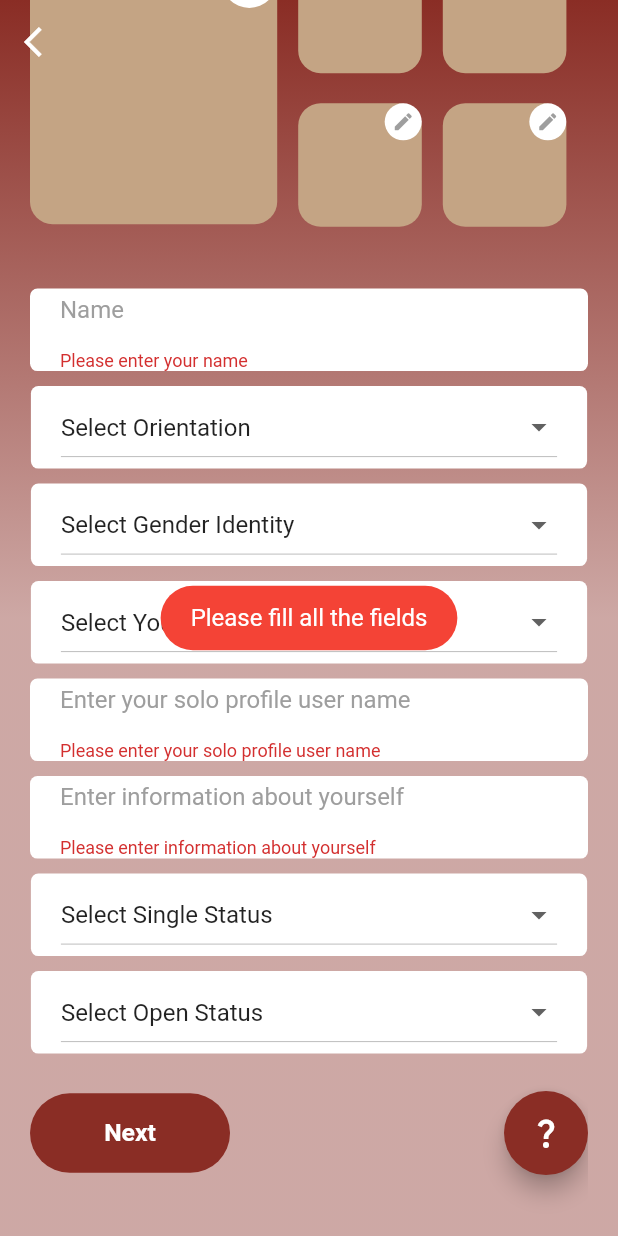
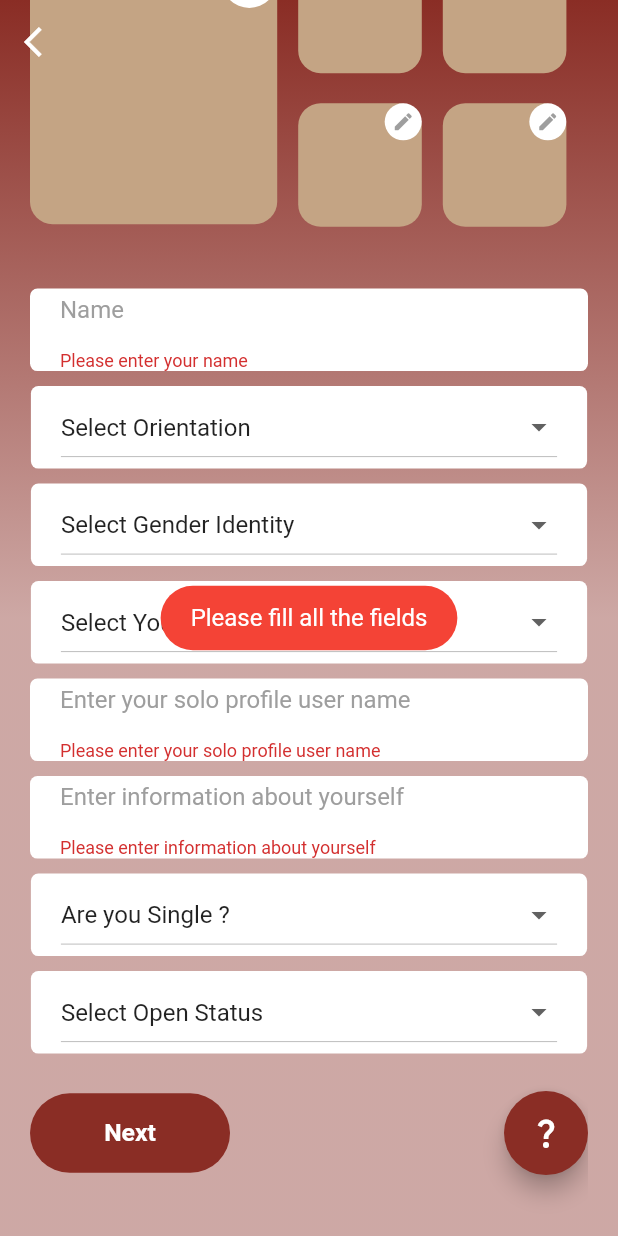
Before and after one commit to MuhammadZaheer57886/Poly-Playground, a Flutter app: the Profile2 screen opened directly, scrolled down 204 dp, after a tap on "Next", on a phone screen of 412 x 824 dp. Run offline on Flutter 3.47's test engine with Material 2 defaults, Android fonts, the phone set to English and light mode, and no system bars; our stand-ins replace cloud_firestore, connectivity_plus, email_validator, firebase_auth, firebase_core, firebase_messaging and 6 more; missing offline and left inert: agora_rtc_engine, flutter_facebook_auth, flutter_notification_channel, flutter_stripe, twilio_flutter; accounts and stored records are empty.

Commit message:
profile2 is done

```diff
--- a/lib/ui/home/home_screen.dart
+++ b/lib/ui/home/home_screen.dart
@@ -8,6 +8,7 @@ import 'package:poly_playground/ui/authentication/welcome_screen.dart';
 import 'package:poly_playground/ui/home/profile_screen/profile_screen.dart';
 import 'package:poly_playground/ui/home/profile_screen/user_profile.dart';
 import 'package:poly_playground/ui/notifications/NotificationScreen.dart';
+import 'package:poly_playground/ui/profile_2/profile2.dart';
 import 'package:poly_playground/ui/video_calls/video_calls.dart';
 import '../../common/store.dart';
 import '../../model/user_model.dart';
@@ -272,6 +273,9 @@ class _HomeScreenState extends State<HomeScreen> {
     if(user.image1.isEmpty && user.image2.isEmpty && user.image3.isEmpty && user.image4.isEmpty ){
       screenPush(context, const AddPictureScreen());
     }
+    if(user.name.isEmpty){
+      screenPush(context, const Profile2());
+    }
 
      Store().userData = user;
 
--- a/lib/ui/profile_2/_form.dart
+++ b/lib/ui/profile_2/_form.dart
@@ -1,14 +1,12 @@
 import 'package:flutter/material.dart';
-import 'package:poly_playground/common/nav_function.dart';
 import 'package:poly_playground/common/pop_message.dart';
+import 'package:poly_playground/common/store.dart';
 import 'package:poly_playground/model/user_model.dart';
+import 'package:poly_playground/ui/home/home_screen.dart';
+import 'package:poly_playground/ui/profile_2/textfield_constrans.dart';
 import 'package:poly_playground/ui/ui_components/simple_button.dart';
-import 'package:poly_playground/utils/my_utils.dart';
-import '../../common/store.dart';
-import '../../utils/constants/app_colors.dart';
-import '../../utils/firebase_utils.dart';
-import '../home/home_screen.dart';
-import 'textfield_constrans.dart';
+import 'package:poly_playground/utils/constants/app_colors.dart';
+import 'package:poly_playground/utils/firebase_utils.dart';
 
 class ProfileForm extends StatefulWidget {
   const ProfileForm({Key? key}) : super(key: key);
@@ -30,47 +28,24 @@ class _ProfileFormState extends State<ProfileForm> {
 
   List<String> orientations = [
     'Select Orientation',
-    'Straight',
-    'Gay',
-    'Lesbian',
+    'Homosexual',
     'Bisexual',
-    'Asexual',
-    'Demisexual',
-    'Pansexual',
-    'Queer',
+    'Asexual'
   ];
   List<String> genderIdentities = [
     'Select Gender Identity',
-    'Agender',
-    'Androgynous',
-    'Bigender',
-    'Cisgender',
-    'Demigender',
-    'Genderfluid',
-    'Genderqueer',
-    'Nonbinary',
-    'Transgender',
-    'Two-Spirit'
+    'Male',
+    'Female',
+    'Transgender'
   ];
   List<String> pronouns = [
     'Select Your Pronoun',
     'he/him',
     'she/her',
     'they/them',
-    'ze/zir',
-    'ey/em',
-    'per/pers',
-    've/ver',
-    'xe/xem',
-    'fae/faer',
-    'hir/hirs',
-    'ne/nem',
-    'sie/hir',
-    'ey/em',
-    'thon/thon',
   ];
   List<String> singleStatuses = [
-    'Select Single Status',
+    'Are you Single ?',
     'Yes',
     'No',
   ];
@@ -100,19 +75,25 @@ class _ProfileFormState extends State<ProfileForm> {
               },
             ),
             const SizedBox(height: 10),
-            MyDropdown(dropDownList: orientations, onChanged: (value) {
+            MyDropdown(
+                dropDownList: orientations,
+                onChanged: (value) {
                   setState(() {
                     orientation = value;
                   });
                 }),
             const SizedBox(height: 10),
-            MyDropdown(dropDownList: genderIdentities, onChanged: (value) {
+            MyDropdown(
+                dropDownList: genderIdentities,
+                onChanged: (value) {
                   setState(() {
                     genderIdentity = value;
                   });
                 }),
             const SizedBox(height: 10),
-            MyDropdown(dropDownList: pronouns, onChanged: (value) {
+            MyDropdown(
+                dropDownList: pronouns,
+                onChanged: (value) {
                   setState(() {
                     pronoun = value;
                   });
@@ -141,13 +122,17 @@ class _ProfileFormState extends State<ProfileForm> {
               },
             ),
             const SizedBox(height: 10),
-            MyDropdown(dropDownList: singleStatuses, onChanged: (value) {
+            MyDropdown(
+                dropDownList: singleStatuses,
+                onChanged: (value) {
                   setState(() {
                     singleStatus = value;
                   });
                 }),
             const SizedBox(height: 10),
-            MyDropdown(dropDownList: openStatuses, onChanged: (value) {
+            MyDropdown(
+                dropDownList: openStatuses,
+                onChanged: (value) {
                   setState(() {
                     openStatus = value;
                   });
@@ -157,13 +142,23 @@ class _ProfileFormState extends State<ProfileForm> {
               mainAxisAlignment: MainAxisAlignment.spaceBetween,
               children: [
                 SimpleButton(
-                    color: AppColors.i.darkBrownColor, title: 'Next', onTap: () async {
-                    if (await updateProfile2()) {
+                  color: AppColors.i.darkBrownColor,
+                  title: 'Next',
+                  onTap: () async {
+                    // if (await updateProfile2()) {
+                    //   Navigator.push(
+                    //       context,
+                    //       MaterialPageRoute(
+                    //           builder: (context) => const HomeScreen()));
+                    // }
+                    updateProfile2().then((v) {
+                      if (v) {
                         Navigator.push(
                             context,
                             MaterialPageRoute(
                                 builder: (context) => const HomeScreen()));
                       }
+                    });
                   },
                 ),
                 FloatingActionButton(
@@ -217,18 +212,17 @@ class _ProfileFormState extends State<ProfileForm> {
     );
   }
 
-
   Future<bool> updateProfile2() async {
     if (!_formKey.currentState!.validate()) {
       showFailedToast(context, 'Please fill all the fields');
       return false;
     }
 
-    if (orientation.contains("Select") || orientation.isEmpty ) {
+    if (orientation.contains("Select") || orientation.isEmpty) {
       showFailedToast(context, 'Please select orientation');
       return false;
     }
-    if (genderIdentity.contains("Select") || genderIdentity.isEmpty ) {
+    if (genderIdentity.contains("Select") || genderIdentity.isEmpty) {
       showFailedToast(context, 'Please Select gender identity');
       return false;
     }
@@ -237,18 +231,18 @@ class _ProfileFormState extends State<ProfileForm> {
       return false;
     }
 
-    if (singleStatus.contains("Select") || singleStatus.isEmpty ) {
+    if (singleStatus.contains("Select") || singleStatus.isEmpty) {
       showFailedToast(context, 'Please select single status');
       return false;
     }
-    if (openStatus.contains("Select")|| openStatus.isEmpty ) {
+    if (openStatus.contains("Select") || openStatus.isEmpty) {
       showFailedToast(context, 'Please select single status');
       return false;
     }
     _formKey.currentState!.save();
     UserDataModel userData = Store().userData;
     userData.name = nameController.text;
-    userData.orientation = orientation ;
+    userData.orientation = orientation;
     userData.genderIdentity = genderIdentity;
     userData.pronouns = pronoun;
     userData.userName = userNameController.text;
--- a/lib/ui/profile_2/profile2.dart
+++ b/lib/ui/profile_2/profile2.dart
@@ -1,13 +1,11 @@
 import 'dart:io';
-
 import 'package:flutter/material.dart';
+import 'package:poly_playground/common/nav_function.dart';
+import 'package:poly_playground/common/store.dart';
 import 'package:poly_playground/ui/payment/payment.dart';
-
-import '../../common/nav_function.dart';
-import '../../common/store.dart';
-import '../../utils/constants/app_colors.dart';
-import '../../utils/my_utils.dart';
-import '_form.dart';
+import 'package:poly_playground/ui/profile_2/_form.dart';
+import 'package:poly_playground/utils/constants/app_colors.dart';
+import 'package:poly_playground/utils/my_utils.dart';
 
 class Profile2 extends StatefulWidget {
   const Profile2({super.key});
@@ -36,9 +34,9 @@ class _Profile2State extends State<Profile2> {
             onPressed: () {
               screenPushRep(context, const Payment());
             },
-            icon: const Icon(
+            icon:  Icon(
               Icons.arrow_back_ios,
-              color: Colors.white,
+              color: AppColors.i.whiteColor,
             ),
           ),
         ),
@@ -67,12 +65,12 @@ class _Profile2State extends State<Profile2> {
                   width: 60,
                   height: 60,
                 ),
-                const Text(
+                Text(
                   'Profile', // replace with your screen title
                   style: TextStyle(
                       fontSize: 24,
                       fontWeight: FontWeight.w700,
-                      color: Colors.white),
+                      color: AppColors.i.whiteColor),
                 ),
                 SizedBox(height: size.height * 0.05),
                 addPhotos(
@@ -120,11 +118,11 @@ class _Profile2State extends State<Profile2> {
                     alignment: Alignment.center,
                     width: size.width * 0.09,
                     height: size.width * 0.09,
-                    decoration: const BoxDecoration(
-                        color: Colors.white, shape: BoxShape.circle),
-                    child: const Icon(
+                    decoration: BoxDecoration(
+                        color: AppColors.i.whiteColor, shape: BoxShape.circle),
+                    child: Icon(
                       Icons.mode_edit,
-                      color: Colors.grey,
+                      color: AppColors.i.greyColor,
                     ),
                   ),
                 ),
@@ -136,12 +134,12 @@ class _Profile2State extends State<Profile2> {
         Column(
           children: [
             GestureDetector(
-                onTap:()=> setImage1(),
+                onTap: () => setImage1(),
                 child: takePictureBox(
                     context, size, Store().userData.image1, image1)),
             const SizedBox(height: 20),
             GestureDetector(
-                onTap:()=> setImage2(),
+                onTap: () => setImage2(),
                 child: takePictureBox(
                     context, size, Store().userData.image2, image2)),
           ],
@@ -150,12 +148,12 @@ class _Profile2State extends State<Profile2> {
         Column(
           children: [
             GestureDetector(
-                onTap:()=> setImage3(),
+                onTap: () => setImage3(),
                 child: takePictureBox(
                     context, size, Store().userData.image3, image3)),
             const SizedBox(height: 20),
             GestureDetector(
-                onTap:()=> setImage4(),
+                onTap: () => setImage4(),
                 child: takePictureBox(
                     context, size, Store().userData.image4, image4)),
           ],
@@ -190,12 +188,12 @@ class _Profile2State extends State<Profile2> {
             alignment: Alignment.center,
             width: size.width * 0.06,
             height: size.width * 0.06,
-            decoration: const BoxDecoration(
-                color: Colors.white, shape: BoxShape.circle),
-            child: const Icon(
+            decoration: BoxDecoration(
+                color: AppColors.i.whiteColor, shape: BoxShape.circle),
+            child: Icon(
               Icons.mode_edit,
-              color: Colors.grey,
-              size:  15,
+              color: AppColors.i.greyColor,
+              size: 15,
             ),
           ),
         ),
@@ -213,6 +211,7 @@ class _Profile2State extends State<Profile2> {
       });
     });
   }
+
   void setImage2() {
     getImageFromUser().then((value) {
       setState(() {
@@ -220,10 +219,10 @@ class _Profile2State extends State<Profile2> {
       });
       uploadImage(value).then((val) {
         Store().userData.image2 = val;
-
       });
     });
   }
+
   void setImage3() {
     getImageFromUser().then((value) {
       setState(() {
@@ -234,8 +233,8 @@ class _Profile2State extends State<Profile2> {
       });
     });
   }
+
   void setImage4() {
-
     getImageFromUser().then((value) {
       setState(() {
         image4 = value;
```
Lines whose indentation alone changed are shown as unchanged.
